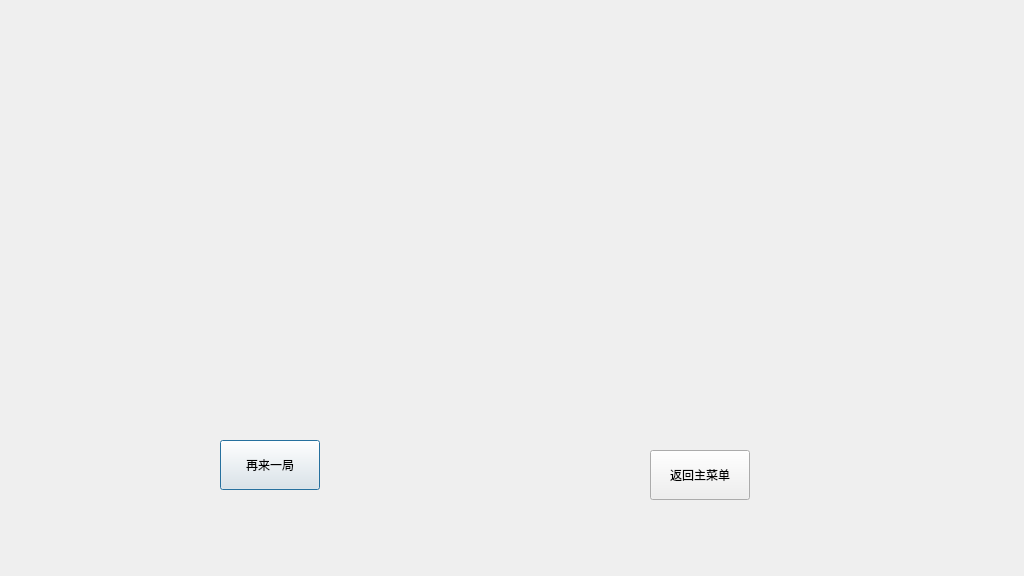
First picture: the form in lastwin.ui, repository JinxianRen/qtgame, before the edit.
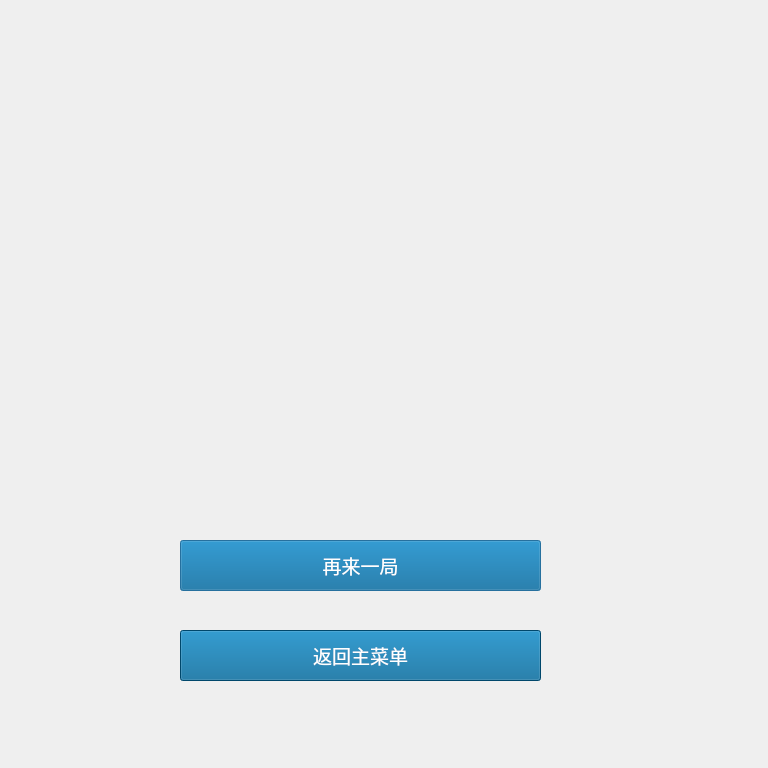
Second picture: the form after the edit. Icons and pictures are not drawn.

Diff of the .ui file:
```diff
--- a/lastwin.ui
+++ b/lastwin.ui
@@ -6,10 +6,19 @@
    <rect>
     <x>0</x>
     <y>0</y>
-    <width>1024</width>
-    <height>576</height>
+    <width>768</width>
+    <height>768</height>
    </rect>
   </property>
+  <property name="font">
+   <font>
+    <family>Adobe 黑体 Std R</family>
+    <pointsize>14</pointsize>
+   </font>
+  </property>
+  <property name="contextMenuPolicy">
+   <enum>Qt::PreventContextMenu</enum>
+  </property>
   <property name="windowTitle">
    <string>Dialog</string>
   </property>
@@ -22,12 +31,225 @@
   <widget class="QPushButton" name="pushButton">
    <property name="geometry">
     <rect>
-     <x>220</x>
-     <y>440</y>
-     <width>100</width>
-     <height>50</height>
+     <x>180</x>
+     <y>540</y>
+     <width>361</width>
+     <height>51</height>
     </rect>
    </property>
+   <property name="palette">
+    <palette>
+     <active>
+      <colorrole role="WindowText">
+       <brush brushstyle="SolidPattern">
+        <color alpha="255">
+         <red>255</red>
+         <green>255</green>
+         <blue>255</blue>
+        </color>
+       </brush>
+      </colorrole>
+      <colorrole role="Button">
+       <brush brushstyle="SolidPattern">
+        <color alpha="255">
+         <red>0</red>
+         <green>100</green>
+         <blue>150</blue>
+        </color>
+       </brush>
+      </colorrole>
+      <colorrole role="Text">
+       <brush brushstyle="SolidPattern">
+        <color alpha="255">
+         <red>255</red>
+         <green>255</green>
+         <blue>255</blue>
+        </color>
+       </brush>
+      </colorrole>
+      <colorrole role="ButtonText">
+       <brush brushstyle="SolidPattern">
+        <color alpha="255">
+         <red>255</red>
+         <green>255</green>
+         <blue>255</blue>
+        </color>
+       </brush>
+      </colorrole>
+      <colorrole role="Base">
+       <brush brushstyle="SolidPattern">
+        <color alpha="255">
+         <red>0</red>
+         <green>100</green>
+         <blue>150</blue>
+        </color>
+       </brush>
+      </colorrole>
+      <colorrole role="Window">
+       <brush brushstyle="SolidPattern">
+        <color alpha="255">
+         <red>0</red>
+         <green>100</green>
+         <blue>150</blue>
+        </color>
+       </brush>
+      </colorrole>
+      <colorrole role="PlaceholderText">
+       <brush brushstyle="NoBrush">
+        <color alpha="128">
+         <red>255</red>
+         <green>255</green>
+         <blue>255</blue>
+        </color>
+       </brush>
+      </colorrole>
+     </active>
+     <inactive>
+      <colorrole role="WindowText">
+       <brush brushstyle="SolidPattern">
+        <color alpha="255">
+         <red>255</red>
+         <green>255</green>
+         <blue>255</blue>
+        </color>
+       </brush>
+      </colorrole>
+      <colorrole role="Button">
+       <brush brushstyle="SolidPattern">
+        <color alpha="255">
+         <red>0</red>
+         <green>100</green>
+         <blue>150</blue>
+        </color>
+       </brush>
+      </colorrole>
+      <colorrole role="Text">
+       <brush brushstyle="SolidPattern">
+        <color alpha="255">
+         <red>255</red>
+         <green>255</green>
+         <blue>255</blue>
+        </color>
+       </brush>
+      </colorrole>
+      <colorrole role="ButtonText">
+       <brush brushstyle="SolidPattern">
+        <color alpha="255">
+         <red>255</red>
+         <green>255</green>
+         <blue>255</blue>
+        </color>
+       </brush>
+      </colorrole>
+      <colorrole role="Base">
+       <brush brushstyle="SolidPattern">
+        <color alpha="255">
+         <red>0</red>
+         <green>100</green>
+         <blue>150</blue>
+        </color>
+       </brush>
+      </colorrole>
+      <colorrole role="Window">
+       <brush brushstyle="SolidPattern">
+        <color alpha="255">
+         <red>0</red>
+         <green>100</green>
+         <blue>150</blue>
+        </color>
+       </brush>
+      </colorrole>
+      <colorrole role="PlaceholderText">
+       <brush brushstyle="NoBrush">
+        <color alpha="128">
+         <red>255</red>
+         <green>255</green>
+         <blue>255</blue>
+        </color>
+       </brush>
+      </colorrole>
+     </inactive>
+     <disabled>
+      <colorrole role="WindowText">
+       <brush brushstyle="SolidPattern">
+        <color alpha="255">
+         <red>255</red>
+         <green>255</green>
+         <blue>255</blue>
+        </color>
+       </brush>
+      </colorrole>
+      <colorrole role="Button">
+       <brush brushstyle="SolidPattern">
+        <color alpha="255">
+         <red>0</red>
+         <green>100</green>
+         <blue>150</blue>
+        </color>
+       </brush>
+      </colorrole>
+      <colorrole role="Text">
+       <brush brushstyle="SolidPattern">
+        <color alpha="255">
+         <red>255</red>
+         <green>255</green>
+         <blue>255</blue>
+        </color>
+       </brush>
+      </colorrole>
+      <colorrole role="ButtonText">
+       <brush brushstyle="SolidPattern">
+        <color alpha="255">
+         <red>255</red>
+         <green>255</green>
+         <blue>255</blue>
+        </color>
+       </brush>
+      </colorrole>
+      <colorrole role="Base">
+       <brush brushstyle="SolidPattern">
+        <color alpha="255">
+         <red>0</red>
+         <green>100</green>
+         <blue>150</blue>
+        </color>
+       </brush>
+      </colorrole>
+      <colorrole role="Window">
+       <brush brushstyle="SolidPattern">
+        <color alpha="255">
+         <red>0</red>
+         <green>100</green>
+         <blue>150</blue>
+        </color>
+       </brush>
+      </colorrole>
+      <colorrole role="PlaceholderText">
+       <brush brushstyle="NoBrush">
+        <color alpha="128">
+         <red>255</red>
+         <green>255</green>
+         <blue>255</blue>
+        </color>
+       </brush>
+      </colorrole>
+     </disabled>
+    </palette>
+   </property>
+   <property name="font">
+    <font>
+     <family>Adobe 黑体 Std R</family>
+     <pointsize>14</pointsize>
+     <weight>50</weight>
+     <italic>false</italic>
+     <bold>false</bold>
+    </font>
+   </property>
+   <property name="styleSheet">
+    <string notr="true">color: rgb(255,255,255);
+font: 14pt &quot;Adobe 黑体 Std R&quot;;
+background-color: rgb(0,100,150);</string>
+   </property>
    <property name="text">
     <string>再来一局</string>
    </property>
@@ -35,12 +257,225 @@
   <widget class="QPushButton" name="pushButton_2">
    <property name="geometry">
     <rect>
-     <x>650</x>
-     <y>450</y>
-     <width>100</width>
-     <height>50</height>
+     <x>180</x>
+     <y>630</y>
+     <width>361</width>
+     <height>51</height>
     </rect>
    </property>
+   <property name="palette">
+    <palette>
+     <active>
+      <colorrole role="WindowText">
+       <brush brushstyle="SolidPattern">
+        <color alpha="255">
+         <red>255</red>
+         <green>255</green>
+         <blue>255</blue>
+        </color>
+       </brush>
+      </colorrole>
+      <colorrole role="Button">
+       <brush brushstyle="SolidPattern">
+        <color alpha="255">
+         <red>0</red>
+         <green>100</green>
+         <blue>150</blue>
+        </color>
+       </brush>
+      </colorrole>
+      <colorrole role="Text">
+       <brush brushstyle="SolidPattern">
+        <color alpha="255">
+         <red>255</red>
+         <green>255</green>
+         <blue>255</blue>
+        </color>
+       </brush>
+      </colorrole>
+      <colorrole role="ButtonText">
+       <brush brushstyle="SolidPattern">
+        <color alpha="255">
+         <red>255</red>
+         <green>255</green>
+         <blue>255</blue>
+        </color>
+       </brush>
+      </colorrole>
+      <colorrole role="Base">
+       <brush brushstyle="SolidPattern">
+        <color alpha="255">
+         <red>0</red>
+         <green>100</green>
+         <blue>150</blue>
+        </color>
+       </brush>
+      </colorrole>
+      <colorrole role="Window">
+       <brush brushstyle="SolidPattern">
+        <color alpha="255">
+         <red>0</red>
+         <green>100</green>
+         <blue>150</blue>
+        </color>
+       </brush>
+      </colorrole>
+      <colorrole role="PlaceholderText">
+       <brush brushstyle="NoBrush">
+        <color alpha="128">
+         <red>255</red>
+         <green>255</green>
+         <blue>255</blue>
+        </color>
+       </brush>
+      </colorrole>
+     </active>
+     <inactive>
+      <colorrole role="WindowText">
+       <brush brushstyle="SolidPattern">
+        <color alpha="255">
+         <red>255</red>
+         <green>255</green>
+         <blue>255</blue>
+        </color>
+       </brush>
+      </colorrole>
+      <colorrole role="Button">
+       <brush brushstyle="SolidPattern">
+        <color alpha="255">
+         <red>0</red>
+         <green>100</green>
+         <blue>150</blue>
+        </color>
+       </brush>
+      </colorrole>
+      <colorrole role="Text">
+       <brush brushstyle="SolidPattern">
+        <color alpha="255">
+         <red>255</red>
+         <green>255</green>
+         <blue>255</blue>
+        </color>
+       </brush>
+      </colorrole>
+      <colorrole role="ButtonText">
+       <brush brushstyle="SolidPattern">
+        <color alpha="255">
+         <red>255</red>
+         <green>255</green>
+         <blue>255</blue>
+        </color>
+       </brush>
+      </colorrole>
+      <colorrole role="Base">
+       <brush brushstyle="SolidPattern">
+        <color alpha="255">
+         <red>0</red>
+         <green>100</green>
+         <blue>150</blue>
+        </color>
+       </brush>
+      </colorrole>
+      <colorrole role="Window">
+       <brush brushstyle="SolidPattern">
+        <color alpha="255">
+         <red>0</red>
+         <green>100</green>
+         <blue>150</blue>
+        </color>
+       </brush>
+      </colorrole>
+      <colorrole role="PlaceholderText">
+       <brush brushstyle="NoBrush">
+        <color alpha="128">
+         <red>255</red>
+         <green>255</green>
+         <blue>255</blue>
+        </color>
+       </brush>
+      </colorrole>
+     </inactive>
+     <disabled>
+      <colorrole role="WindowText">
+       <brush brushstyle="SolidPattern">
+        <color alpha="255">
+         <red>255</red>
+         <green>255</green>
+         <blue>255</blue>
+        </color>
+       </brush>
+      </colorrole>
+      <colorrole role="Button">
+       <brush brushstyle="SolidPattern">
+        <color alpha="255">
+         <red>0</red>
+         <green>100</green>
+         <blue>150</blue>
+        </color>
+       </brush>
+      </colorrole>
+      <colorrole role="Text">
+       <brush brushstyle="SolidPattern">
+        <color alpha="255">
+         <red>255</red>
+         <green>255</green>
+         <blue>255</blue>
+        </color>
+       </brush>
+      </colorrole>
+      <colorrole role="ButtonText">
+       <brush brushstyle="SolidPattern">
+        <color alpha="255">
+         <red>255</red>
+         <green>255</green>
+         <blue>255</blue>
+        </color>
+       </brush>
+      </colorrole>
+      <colorrole role="Base">
+       <brush brushstyle="SolidPattern">
+        <color alpha="255">
+         <red>0</red>
+         <green>100</green>
+         <blue>150</blue>
+        </color>
+       </brush>
+      </colorrole>
+      <colorrole role="Window">
+       <brush brushstyle="SolidPattern">
+        <color alpha="255">
+         <red>0</red>
+         <green>100</green>
+         <blue>150</blue>
+        </color>
+       </brush>
+      </colorrole>
+      <colorrole role="PlaceholderText">
+       <brush brushstyle="NoBrush">
+        <color alpha="128">
+         <red>255</red>
+         <green>255</green>
+         <blue>255</blue>
+        </color>
+       </brush>
+      </colorrole>
+     </disabled>
+    </palette>
+   </property>
+   <property name="font">
+    <font>
+     <family>Adobe 黑体 Std R</family>
+     <pointsize>14</pointsize>
+     <weight>50</weight>
+     <italic>false</italic>
+     <bold>false</bold>
+    </font>
+   </property>
+   <property name="styleSheet">
+    <string notr="true">color: rgb(255,255,255);
+font: 14pt &quot;Adobe 黑体 Std R&quot;;
+background-color: rgb(0,100,150);</string>
+   </property>
    <property name="text">
     <string>返回主菜单</string>
    </property>
```
Left out of the diff: 2 changed lines with no effect on the pictures.
